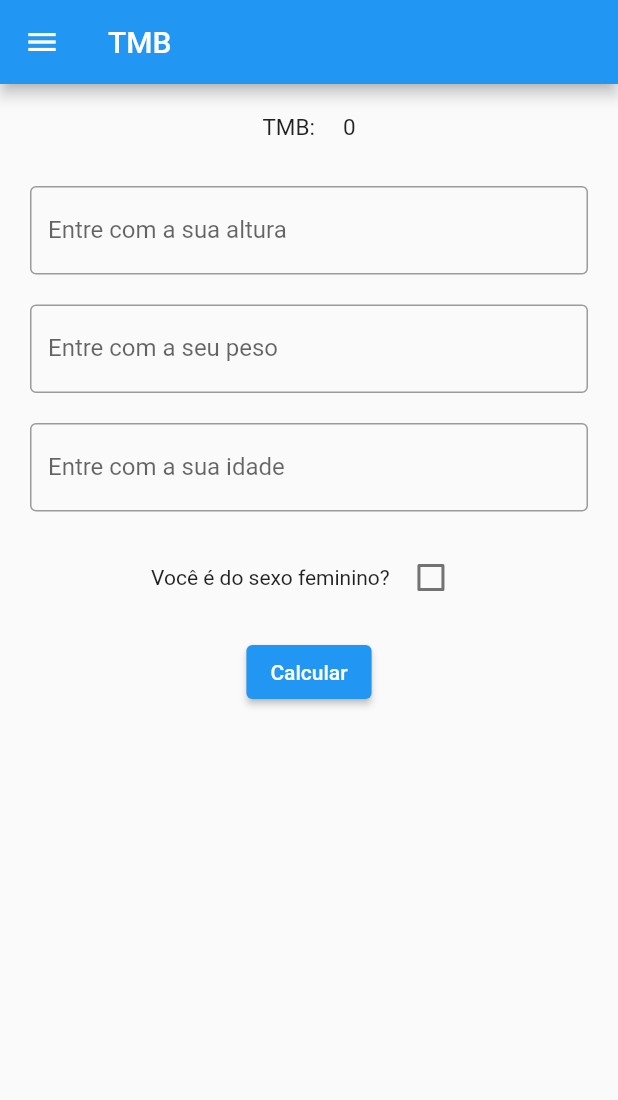
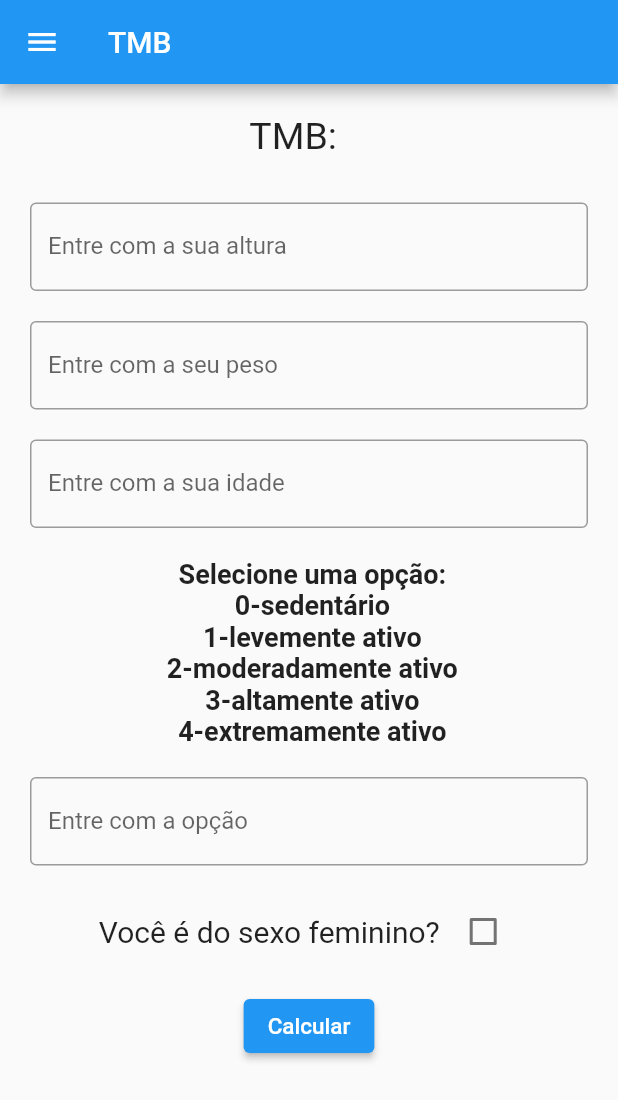
Before and after one commit to isadorabello/ProjetoC214, a Flutter app: the TMBPage screen opened by its route, after a tap on "Calcular", on a phone screen of 412 x 824 dp. Shown: the top 1100 px of the screen. Run offline on Flutter 3.47's test engine with Material 2 defaults, Android fonts, the phone set to English and light mode, and no system bars.

Commit message:
feat: building tmb page

```diff
--- a/projeto_c214/lib/controller/tmb.dart
+++ b/projeto_c214/lib/controller/tmb.dart
@@ -3,46 +3,45 @@ class TMB {
   double peso = 0;
   double taxa = 0;
   int idade = 0;
-  double tmb = 0;
+  int tmb = 0;
   int atv = 0;
   bool sexo = true;
 
-  void escolhaSexo() {
+  void calculo() {
+    taxa = classificar();
     if (sexo) {
-      calculoHomem();
+      tmb = calculoHomem();
     } else {
-      calculoMulher();
+      tmb = calculoMulher();
     }
   }
 
   int calculoMulher() {
-    tmb = taxa * (655 + ((9.6 * peso) + (1.8 * altura) - (4.7 * idade)));
-    return tmb.round();
+    return (taxa * (655 + ((9.6 * peso) + (1.8 * altura) - (4.7 * idade))))
+        .round();
   }
 
   int calculoHomem() {
-    tmb = taxa * (66 + ((13.7 * peso) + (5 * altura) - (6.8 * idade)));
-    return tmb.round();
+    return (taxa * (66 + ((13.7 * peso) + (5 * altura) - (6.8 * idade))))
+        .round();
   }
 
   double classificar() {
     if (atv == 0) {
       //sedentário
-      taxa = 1.2;
+      return 1.2;
     } else if (atv == 1) {
       //levemente ativo
-      taxa = 1.375;
+      return 1.375;
     } else if (atv == 2) {
       //moderadamente ativo
-      taxa = 1.55;
+      return 1.55;
     } else if (atv == 3) {
       //altamente ativo
-      taxa = 1.725;
+      return 1.725;
     } else {
       //extremamente ativo
-      taxa = 1.9;
+      return 1.9;
     }
-
-    return taxa;
   }
 }
--- a/projeto_c214/lib/view/tmb_page.dart
+++ b/projeto_c214/lib/view/tmb_page.dart
@@ -11,9 +11,24 @@ class TMBPage extends StatefulWidget {
 }
 
 class _TMBPageState extends State<TMBPage> {
-  int resultado = 0;
+  double altura = 0;
+  double peso = 0;
+  int idade = 0;
+  int atv = 0;
   TMB tmb = TMB();
   bool isChecked = false;
+
+  onPressed() {
+    tmb.altura = altura;
+    tmb.peso = peso;
+    tmb.idade = idade;
+    tmb.atv = atv;
+    tmb.sexo = isChecked;
+
+    tmb.calculo();
+    print(tmb.tmb);
+    print(tmb.sexo);
+  }
 
   @override
   Widget build(BuildContext context) {
@@ -21,8 +36,9 @@ class _TMBPageState extends State<TMBPage> {
       appBar: AppBar(
         title: const Text('TMB'),
       ),
-      drawer: Menu(),
-      body: SizedBox(
+      drawer: const Menu(),
+      body: SingleChildScrollView(
+        child: SizedBox(
           child: Center(
             child: Padding(
               padding: const EdgeInsets.all(20.00),
@@ -31,11 +47,11 @@ class _TMBPageState extends State<TMBPage> {
                   Row(
                     mainAxisAlignment: MainAxisAlignment.center,
                     children: [
-                    const Text('TMB: ', style: TextStyle(fontSize: 15)),
+                      const Text('TMB: ', style: TextStyle(fontSize: 25)),
                       const SizedBox(
                         width: 15,
                       ),
-                    Text("$resultado", style: const TextStyle(fontSize: 15)),
+                      Text("", style: const TextStyle(fontSize: 25)),
                     ],
                   ),
                   const SizedBox(
@@ -43,7 +59,7 @@ class _TMBPageState extends State<TMBPage> {
                   ),
                   TextField(
                     onChanged: (text) {
-                    tmb.altura = double.parse(text);
+                      altura = double.parse(text);
                     },
                     keyboardType: TextInputType.emailAddress,
                     decoration: const InputDecoration(
@@ -55,7 +71,7 @@ class _TMBPageState extends State<TMBPage> {
                   ),
                   TextField(
                     onChanged: (text) {
-                    tmb.peso = double.parse(text);
+                      peso = double.parse(text);
                     },
                     keyboardType: TextInputType.emailAddress,
                     decoration: const InputDecoration(
@@ -67,7 +83,7 @@ class _TMBPageState extends State<TMBPage> {
                   ),
                   TextField(
                     onChanged: (text) {
-                    tmb.idade = int.parse(text);
+                      idade = int.parse(text);
                     },
                     keyboardType: TextInputType.emailAddress,
                     decoration: const InputDecoration(
@@ -77,16 +93,39 @@ class _TMBPageState extends State<TMBPage> {
                   const SizedBox(
                     height: 20,
                   ),
+                  const Text.rich(
+                    TextSpan(
+                      text:
+                          ' Selecione uma opção:\n 0-sedentário\n 1-levemente ativo\n 2-moderadamente ativo\n 3-altamente ativo\n 4-extremamente ativo',
+                      style:
+                          TextStyle(fontSize: 18, fontWeight: FontWeight.bold),
+                    ),
+                    textAlign: TextAlign.center,
+                  ),
+                  const SizedBox(
+                    height: 20,
+                  ),
+                  TextField(
+                    onChanged: (text) {
+                      atv = int.parse(text);
+                    },
+                    keyboardType: TextInputType.emailAddress,
+                    decoration: const InputDecoration(
+                        labelText: 'Entre com a opção',
+                        border: OutlineInputBorder()),
+                  ),
+                  const SizedBox(height: 20.0),
                   Row(
                     mainAxisAlignment: MainAxisAlignment.center,
                     children: [
-                    const Text('Você é do sexo feminino? '),
+                      const Text(
+                        'Você é do sexo feminino? ',
+                        style: TextStyle(fontSize: 20),
+                      ),
                       Checkbox(
                           value: isChecked,
                           onChanged: (bool? value) {
                             setState(() {
-                            tmb.sexo = isChecked;
-                            print(tmb.sexo);
                               isChecked = value!;
                             });
                           }),
@@ -95,8 +134,12 @@ class _TMBPageState extends State<TMBPage> {
                   const SizedBox(
                     height: 15,
                   ),
-                ElevatedButton(onPressed: () {}, child: const Text('Calcular'))
+                  ElevatedButton(
+                      onPressed: onPressed,
+                      child: const Text('Calcular',
+                          style: TextStyle(fontSize: 15)))
                 ],
+              ),
             ),
           ),
         ),
```
Lines whose indentation alone changed are shown as unchanged.
